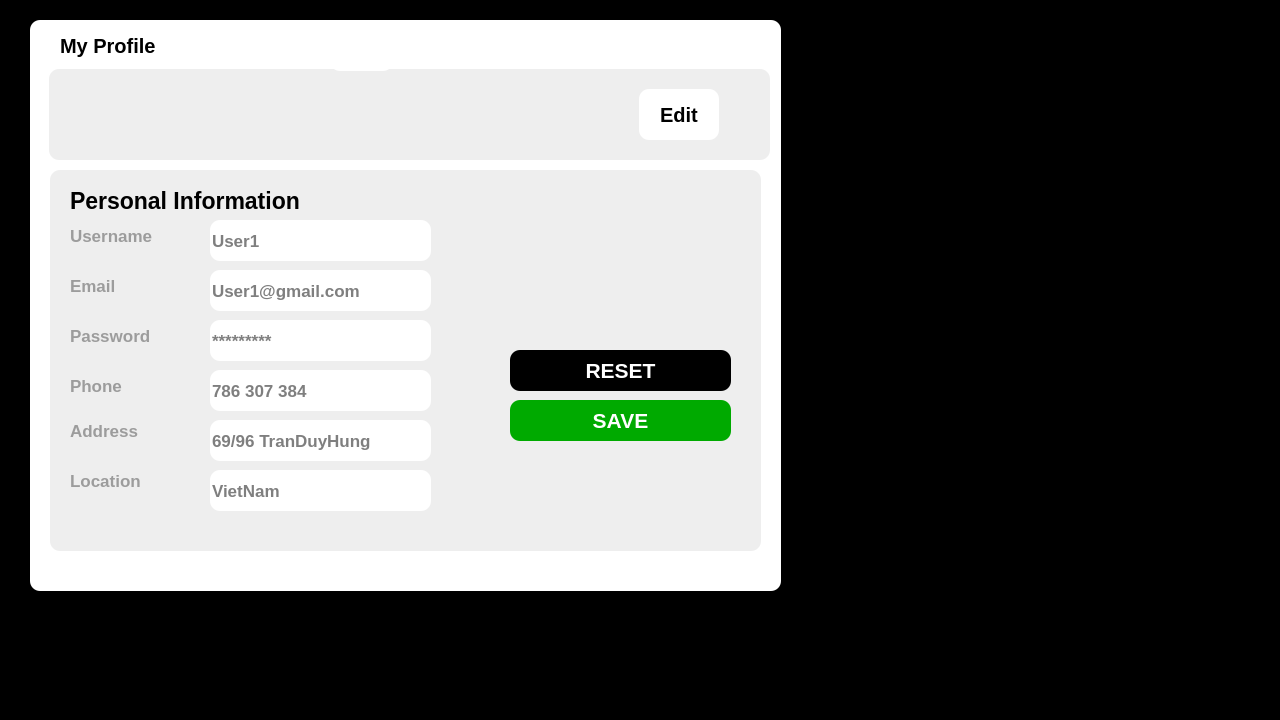
First picture: the form in ui/thoingtinnguoidung.ui, repository xbinh47/PTI_TungNam_DaiKhang, before the edit.
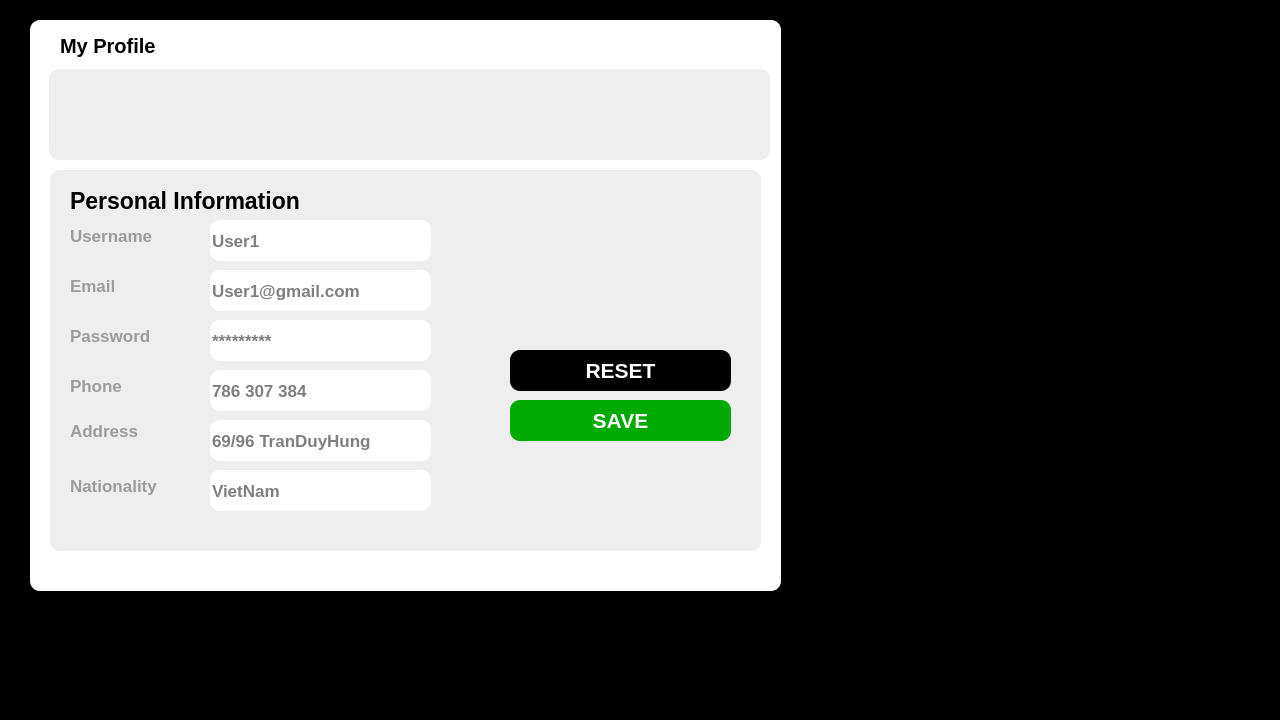
Second picture: the form after the edit. Icons and pictures are not drawn.

Patch:
```diff
--- a/ui/thoingtinnguoidung.ui
+++ b/ui/thoingtinnguoidung.ui
@@ -68,33 +68,7 @@
      <string notr="true">border-radius: 10px;
 background-color: rgb(238, 238, 238);</string>
     </property>
-    <widget class="QPushButton" name="pushButton">
-     <property name="geometry">
-      <rect>
-       <x>590</x>
-       <y>20</y>
-       <width>80</width>
-       <height>51</height>
-      </rect>
-     </property>
-     <property name="font">
-      <font>
-       <pointsize>15</pointsize>
-       <italic>false</italic>
-       <bold>true</bold>
-       <underline>false</underline>
-       <strikeout>false</strikeout>
-      </font>
-     </property>
-     <property name="styleSheet">
-      <string notr="true">background-color:rgb(255, 255, 255);
-border-radius: 10px;</string>
-     </property>
-     <property name="text">
-      <string>Edit</string>
-     </property>
-    </widget>
-    <widget class="QLabel" name="label_3">
+    <widget class="QLabel" name="avatarLabel">
      <property name="geometry">
       <rect>
        <x>40</x>
@@ -391,8 +365,8 @@
       <rect>
        <x>20</x>
        <y>300</y>
-       <width>101</width>
-       <height>21</height>
+       <width>121</width>
+       <height>31</height>
       </rect>
      </property>
      <property name="font">
@@ -405,7 +379,7 @@
       <string notr="true">color: rgb(156, 156, 156);</string>
      </property>
      <property name="text">
-      <string>Location</string>
+      <string>Nationality</string>
      </property>
     </widget>
     <widget class="QLineEdit" name="lineEdit_6">
@@ -480,25 +454,6 @@
      </property>
     </widget>
    </widget>
-   <widget class="QLabel" name="label_10">
-    <property name="geometry">
-     <rect>
-      <x>300</x>
-      <y>0</y>
-      <width>63</width>
-      <height>51</height>
-     </rect>
-    </property>
-    <property name="text">
-     <string/>
-    </property>
-    <property name="pixmap">
-     <pixmap>../img/Screenshot_2024-06-30_042502-removebg-preview.png</pixmap>
-    </property>
-    <property name="scaledContents">
-     <bool>true</bool>
-    </property>
-   </widget>
   </widget>
  </widget>
  <resources/>
```
Left out of the diff: 22 changed lines with no effect on the pictures.
